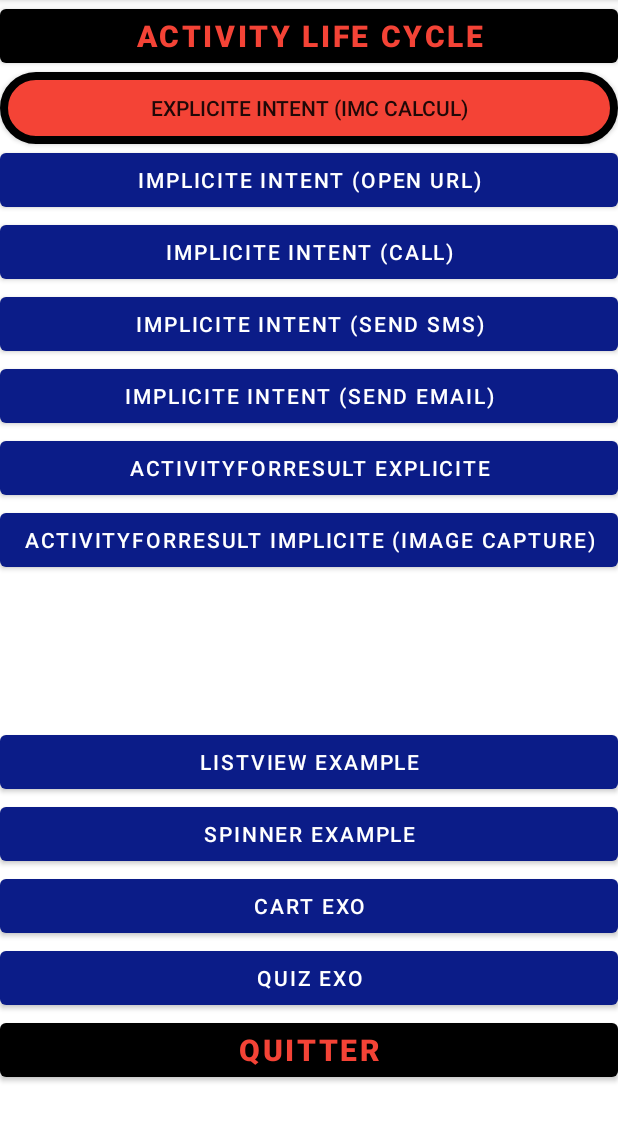
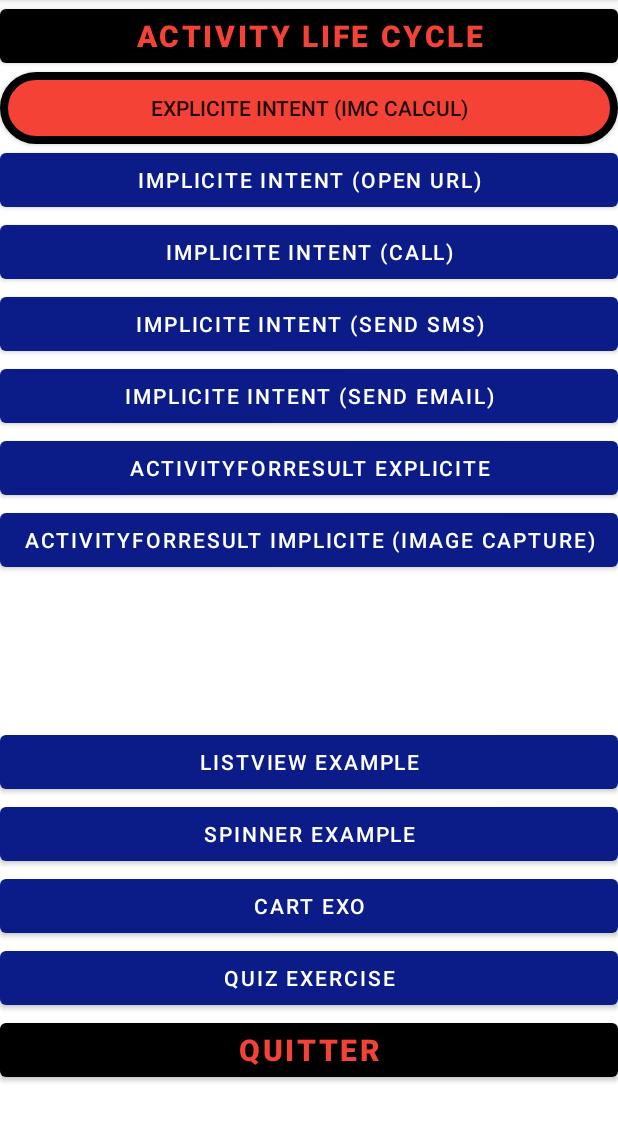
Before and after one commit to MouradDawan75/AndroidInitiation, an Android app: the screen it shows after launch (MainActivity), on a phone screen of 412 x 824 dp, the part 84-1224 px from its top. Run offline under Robolectric (Android 15) with nearby library versions, the phone set to English and light mode, and no system bars.

Commit message:
Jour3-Transaltion

```diff
--- a/app/src/main/res/layout/activity_main.xml
+++ b/app/src/main/res/layout/activity_main.xml
@@ -20,14 +20,14 @@
     <Button
         android:layout_width="match_parent"
         android:layout_height="wrap_content"
-        android:text="Activity Life Cycle"
+        android:text="@string/activity_life_cycle"
         style="@style/buttonStyle"
         android:id="@+id/btn_Activity_lifecycle"/>
 
     <androidx.appcompat.widget.AppCompatButton
         android:layout_width="match_parent"
         android:layout_height="wrap_content"
-        android:text="Explicite Intent (IMC Calcul)"
+        android:text="@string/explicite_intent_imc_calcul"
         android:background="@drawable/button_format"
         android:id="@+id/btn_imc_calcul"
         android:onClick="btnImcCalcul"
@@ -36,37 +36,37 @@
     <Button
         android:layout_width="match_parent"
         android:layout_height="wrap_content"
-        android:text="Implicite Intent (Open URL)"
+        android:text="@string/implicite_intent_open_url"
         android:onClick="btnOpenUrlClick"/>
 
     <Button
         android:layout_width="match_parent"
         android:layout_height="wrap_content"
-        android:text="Implicite Intent (CALL)"
+        android:text="@string/implicite_intent_call"
         android:onClick="btnCallClick"/>
 
     <Button
         android:layout_width="match_parent"
         android:layout_height="wrap_content"
-        android:text="Implicite Intent (Send SMS)"
+        android:text="@string/implicite_intent_send_sms"
         android:onClick="btnSmsClick"/>
 
     <Button
         android:layout_width="match_parent"
         android:layout_height="wrap_content"
-        android:text="Implicite Intent (Send EMAIL)"
+        android:text="@string/implicite_intent_send_email"
         android:onClick="btnEmailClick"/>
 
     <Button
         android:layout_width="match_parent"
         android:layout_height="wrap_content"
-        android:text="ActivityForResult Explicite"
+        android:text="@string/activityforresult_explicite"
         android:onClick="btnIntentClick"/>
 
     <Button
         android:layout_width="match_parent"
         android:layout_height="wrap_content"
-        android:text="ActivityForResult Implicite (Image Capture)"
+        android:text="@string/activityforresult_implicite_image_capture"
         android:onClick="btnCaptureClick"/>
 
     <ImageView
@@ -78,25 +78,25 @@
     <Button
         android:layout_width="match_parent"
         android:layout_height="wrap_content"
-        android:text="ListView Example"
+        android:text="@string/listview_example"
         android:onClick="btnListClick"/>
 
     <Button
         android:layout_width="match_parent"
         android:layout_height="wrap_content"
-        android:text="Spinner Example"
+        android:text="@string/spinner_example"
         android:onClick="btnSpinnerClick"/>
 
     <Button
         android:layout_width="match_parent"
         android:layout_height="wrap_content"
-        android:text="Cart Exo"
+        android:text="@string/cart_exo"
         android:onClick="btnCartClick"/>
 
     <Button
         android:layout_width="match_parent"
         android:layout_height="wrap_content"
-        android:text="Quiz Exo"
+        android:text="@string/quiz_exercise"
         android:onClick="btnQuizClick"/>
 
 
--- a/app/src/main/res/values/strings.xml
+++ b/app/src/main/res/values/strings.xml
@@ -1,5 +1,17 @@
 <resources>
     <string name="app_name">My Application</string>
+    <string name="activity_life_cycle">Activity Life Cycle</string>
+    <string name="explicite_intent_imc_calcul">Explicite Intent (IMC Calcul)</string>
+    <string name="implicite_intent_open_url">Implicite Intent (Open URL)</string>
+    <string name="implicite_intent_call">Implicite Intent (CALL)</string>
+    <string name="implicite_intent_send_sms">Implicite Intent (Send SMS)</string>
+    <string name="implicite_intent_send_email">Implicite Intent (Send EMAIL)</string>
+    <string name="activityforresult_explicite">ActivityForResult Explicite</string>
+    <string name="activityforresult_implicite_image_capture">ActivityForResult Implicite (Image Capture)</string>
+    <string name="listview_example">ListView Example</string>
+    <string name="spinner_example">Spinner Example</string>
+    <string name="cart_exo">Cart Exo</string>
+    <string name="quiz_exercise">Quiz Exercise</string>
 
     <!--Tableau de chaines-->
     <string-array name="countries">
@@ -8,4 +20,5 @@
         <item>Espagne</item>
         <item>USA</item>
     </string-array>
+    <string name="test" translatable="false">tes</string>
 </resources>
```
Also changed, not shown: 1 other file.
